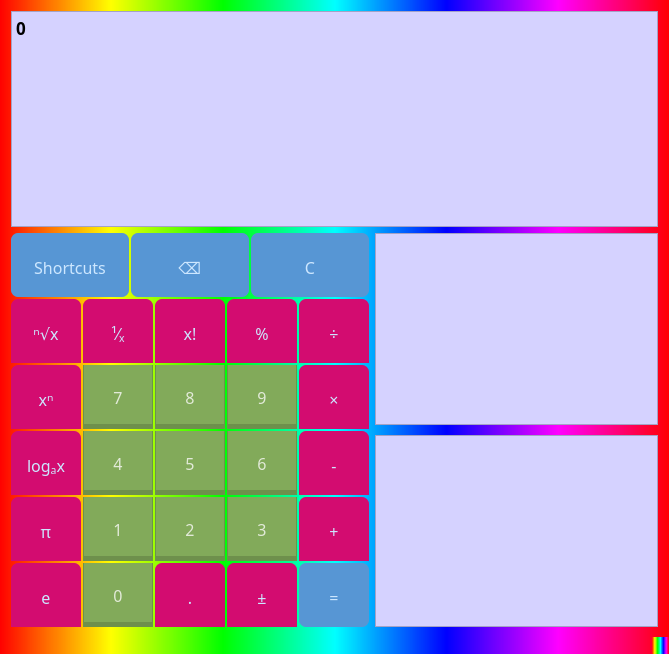
The window that main.ui (almax07082005/Calculator) describes before a commit, drawn with Qt 5.
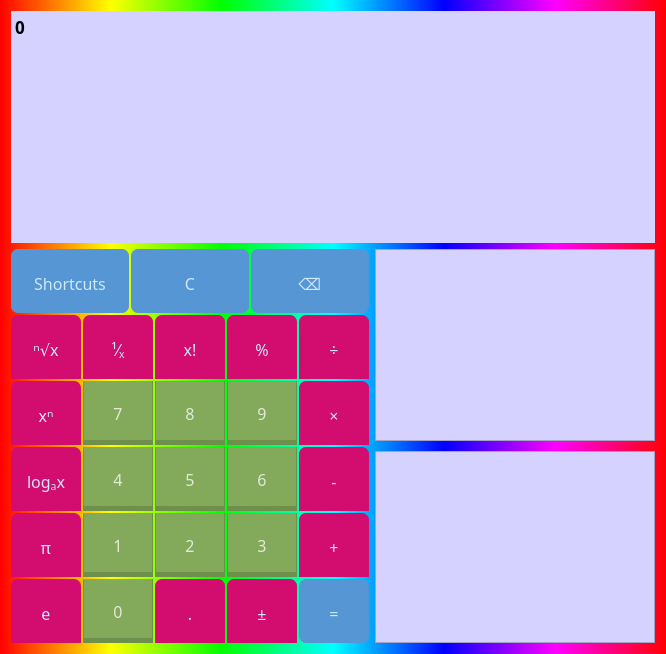
The same window after the commit.

What changed in the file:
```diff
--- a/main.ui
+++ b/main.ui
@@ -9,7 +9,7 @@
    <rect>
     <x>0</x>
     <y>0</y>
-    <width>669</width>
+    <width>666</width>
     <height>654</height>
    </rect>
   </property>
@@ -43,129 +43,9 @@
      <number>11</number>
     </property>
     <property name="bottomMargin">
-     <number>5</number>
+     <number>11</number>
     </property>
-    <item row="0" column="0" colspan="2">
-     <widget class="QTextBrowser" name="screen">
-      <property name="sizePolicy">
-       <sizepolicy hsizetype="Expanding" vsizetype="MinimumExpanding">
-        <horstretch>0</horstretch>
-        <verstretch>0</verstretch>
-       </sizepolicy>
-      </property>
-      <property name="minimumSize">
-       <size>
-        <width>0</width>
-        <height>0</height>
-       </size>
-      </property>
-      <property name="font">
-       <font>
-        <family>Cascadia Mono</family>
-        <pointsize>13</pointsize>
-        <weight>75</weight>
-        <bold>true</bold>
-       </font>
-      </property>
-      <property name="cursor" stdset="0">
-       <cursorShape>ArrowCursor</cursorShape>
-      </property>
-      <property name="layoutDirection">
-       <enum>Qt::LeftToRight</enum>
-      </property>
-      <property name="autoFillBackground">
-       <bool>false</bool>
-      </property>
-      <property name="styleSheet">
-       <string notr="true">background-color: rgb(213, 210, 255);</string>
-      </property>
-      <property name="sizeAdjustPolicy">
-       <enum>QAbstractScrollArea::AdjustIgnored</enum>
-      </property>
-      <property name="readOnly">
-       <bool>true</bool>
-      </property>
-      <property name="html">
-       <string>&lt;!DOCTYPE HTML PUBLIC &quot;-//W3C//DTD HTML 4.0//EN&quot; &quot;http://www.w3.org/TR/REC-html40/strict.dtd&quot;&gt;
-&lt;html&gt;&lt;head&gt;&lt;meta name=&quot;qrichtext&quot; content=&quot;1&quot; /&gt;&lt;style type=&quot;text/css&quot;&gt;
-p, li { white-space: pre-wrap; }
-&lt;/style&gt;&lt;/head&gt;&lt;body style=&quot; font-family:'Cascadia Mono'; font-size:13pt; font-weight:600; font-style:normal;&quot;&gt;
-&lt;p style=&quot; margin-top:0px; margin-bottom:0px; margin-left:0px; margin-right:0px; -qt-block-indent:0; text-indent:0px;&quot;&gt;0&lt;/p&gt;&lt;/body&gt;&lt;/html&gt;</string>
-      </property>
-      <property name="tabStopWidth">
-       <number>80</number>
-      </property>
-     </widget>
-    </item>
-    <item row="3" column="1">
-     <layout class="QVBoxLayout" name="Aditional">
-      <property name="spacing">
-       <number>10</number>
-      </property>
-      <item>
-       <widget class="QTextBrowser" name="second_screen">
-        <property name="sizePolicy">
-         <sizepolicy hsizetype="Expanding" vsizetype="Expanding">
-          <horstretch>0</horstretch>
-          <verstretch>0</verstretch>
-         </sizepolicy>
-        </property>
-        <property name="minimumSize">
-         <size>
-          <width>200</width>
-          <height>85</height>
-         </size>
-        </property>
-        <property name="font">
-         <font>
-          <family>Cascadia Mono</family>
-          <pointsize>10</pointsize>
-          <weight>75</weight>
-          <bold>true</bold>
-         </font>
-        </property>
-        <property name="cursor" stdset="0">
-         <cursorShape>ArrowCursor</cursorShape>
-        </property>
-        <property name="styleSheet">
-         <string notr="true">background-color: rgb(213, 210, 255);
-color: rgb(113, 113, 113);</string>
-        </property>
-       </widget>
-      </item>
-      <item>
-       <widget class="QTextBrowser" name="history">
-        <property name="sizePolicy">
-         <sizepolicy hsizetype="Expanding" vsizetype="Expanding">
-          <horstretch>0</horstretch>
-          <verstretch>0</verstretch>
-         </sizepolicy>
-        </property>
-        <property name="minimumSize">
-         <size>
-          <width>200</width>
-          <height>85</height>
-         </size>
-        </property>
-        <property name="font">
-         <font>
-          <family>Cascadia Mono</family>
-          <pointsize>11</pointsize>
-          <weight>75</weight>
-          <bold>true</bold>
-         </font>
-        </property>
-        <property name="cursor" stdset="0">
-         <cursorShape>ArrowCursor</cursorShape>
-        </property>
-        <property name="styleSheet">
-         <string notr="true">background-color: rgb(213, 210, 255);</string>
-        </property>
-       </widget>
-      </item>
-     </layout>
-    </item>
-    <item row="3" column="0">
+    <item row="1" column="0">
      <layout class="QVBoxLayout" name="Buttons">
       <property name="spacing">
        <number>2</number>
@@ -239,61 +119,6 @@
           </property>
          </widget>
         </item>
-        <item>
-         <widget class="QPushButton" name="button_pop">
-          <property name="sizePolicy">
-           <sizepolicy hsizetype="MinimumExpanding" vsizetype="MinimumExpanding">
-            <horstretch>0</horstretch>
-            <verstretch>0</verstretch>
-           </sizepolicy>
-          </property>
-          <property name="minimumSize">
-           <size>
-            <width>70</width>
-            <height>35</height>
-           </size>
-          </property>
-          <property name="maximumSize">
-           <size>
-            <width>16777215</width>
-            <height>16777215</height>
-           </size>
-          </property>
-          <property name="sizeIncrement">
-           <size>
-            <width>0</width>
-            <height>0</height>
-           </size>
-          </property>
-          <property name="font">
-           <font>
-            <family>Cascadia Mono</family>
-            <pointsize>12</pointsize>
-           </font>
-          </property>
-          <property name="styleSheet">
-           <string notr="true">QPushButton {
-	background-color: rgb(87, 150, 212);
-	border: none;
-	padding-top: 5px;
-	color: rgb(205, 231, 255);
-	border-radius: 7px;
-}
-QPushButton:hover {
-	background-color: rgb(95, 166, 232);
-}
-QPushButton:pressed {
-	background-color: rgb(82, 142, 199);
-}</string>
-          </property>
-          <property name="text">
-           <string>⌫</string>
-          </property>
-          <property name="shortcut">
-           <string>Backspace</string>
-          </property>
-         </widget>
-        </item>
         <item>
          <widget class="QPushButton" name="button_erase">
           <property name="sizePolicy">
@@ -349,6 +174,61 @@
           </property>
          </widget>
         </item>
+        <item>
+         <widget class="QPushButton" name="button_pop">
+          <property name="sizePolicy">
+           <sizepolicy hsizetype="MinimumExpanding" vsizetype="MinimumExpanding">
+            <horstretch>0</horstretch>
+            <verstretch>0</verstretch>
+           </sizepolicy>
+          </property>
+          <property name="minimumSize">
+           <size>
+            <width>70</width>
+            <height>35</height>
+           </size>
+          </property>
+          <property name="maximumSize">
+           <size>
+            <width>16777215</width>
+            <height>16777215</height>
+           </size>
+          </property>
+          <property name="sizeIncrement">
+           <size>
+            <width>0</width>
+            <height>0</height>
+           </size>
+          </property>
+          <property name="font">
+           <font>
+            <family>Cascadia Mono</family>
+            <pointsize>12</pointsize>
+           </font>
+          </property>
+          <property name="styleSheet">
+           <string notr="true">QPushButton {
+	background-color: rgb(87, 150, 212);
+	border: none;
+	padding-top: 5px;
+	color: rgb(205, 231, 255);
+	border-radius: 7px;
+}
+QPushButton:hover {
+	background-color: rgb(95, 166, 232);
+}
+QPushButton:pressed {
+	background-color: rgb(82, 142, 199);
+}</string>
+          </property>
+          <property name="text">
+           <string>⌫</string>
+          </property>
+          <property name="shortcut">
+           <string>Backspace</string>
+          </property>
+         </widget>
+        </item>
        </layout>
       </item>
       <item>
@@ -1891,19 +1771,153 @@
       </item>
      </layout>
     </item>
+    <item row="1" column="1">
+     <layout class="QVBoxLayout" name="Aditional">
+      <property name="spacing">
+       <number>10</number>
+      </property>
+      <item>
+       <widget class="QTextBrowser" name="second_screen">
+        <property name="sizePolicy">
+         <sizepolicy hsizetype="Expanding" vsizetype="Expanding">
+          <horstretch>0</horstretch>
+          <verstretch>0</verstretch>
+         </sizepolicy>
+        </property>
+        <property name="minimumSize">
+         <size>
+          <width>200</width>
+          <height>85</height>
+         </size>
+        </property>
+        <property name="font">
+         <font>
+          <family>Cascadia Mono</family>
+          <pointsize>10</pointsize>
+          <weight>75</weight>
+          <bold>true</bold>
+         </font>
+        </property>
+        <property name="cursor" stdset="0">
+         <cursorShape>ArrowCursor</cursorShape>
+        </property>
+        <property name="styleSheet">
+         <string notr="true">background-color: rgb(213, 210, 255);
+color: rgb(113, 113, 113);</string>
+        </property>
+       </widget>
+      </item>
+      <item>
+       <widget class="QTextBrowser" name="history">
+        <property name="sizePolicy">
+         <sizepolicy hsizetype="Expanding" vsizetype="Expanding">
+          <horstretch>0</horstretch>
+          <verstretch>0</verstretch>
+         </sizepolicy>
+        </property>
+        <property name="minimumSize">
+         <size>
+          <width>200</width>
+          <height>85</height>
+         </size>
+        </property>
+        <property name="font">
+         <font>
+          <family>Cascadia Mono</family>
+          <pointsize>11</pointsize>
+          <weight>75</weight>
+          <bold>true</bold>
+         </font>
+        </property>
+        <property name="cursor" stdset="0">
+         <cursorShape>ArrowCursor</cursorShape>
+        </property>
+        <property name="styleSheet">
+         <string notr="true">background-color: rgb(213, 210, 255);</string>
+        </property>
+       </widget>
+      </item>
+     </layout>
+    </item>
+    <item row="0" column="0" colspan="2">
+     <layout class="QVBoxLayout" name="verticalLayout">
+      <property name="spacing">
+       <number>0</number>
+      </property>
+      <item>
+       <widget class="QTextBrowser" name="screen">
+        <property name="sizePolicy">
+         <sizepolicy hsizetype="Expanding" vsizetype="MinimumExpanding">
+          <horstretch>0</horstretch>
+          <verstretch>0</verstretch>
+         </sizepolicy>
+        </property>
+        <property name="minimumSize">
+         <size>
+          <width>0</width>
+          <height>0</height>
+         </size>
+        </property>
+        <property name="font">
+         <font>
+          <family>Cascadia Mono</family>
+          <pointsize>13</pointsize>
+          <weight>75</weight>
+          <bold>true</bold>
+         </font>
+        </property>
+        <property name="cursor" stdset="0">
+         <cursorShape>ArrowCursor</cursorShape>
+        </property>
+        <property name="layoutDirection">
+         <enum>Qt::LeftToRight</enum>
+        </property>
+        <property name="autoFillBackground">
+         <bool>false</bool>
+        </property>
+        <property name="styleSheet">
+         <string notr="true">background-color: rgb(213, 210, 255);
+border-style: none;
+border-width: 0px;</string>
+        </property>
+        <property name="sizeAdjustPolicy">
+         <enum>QAbstractScrollArea::AdjustIgnored</enum>
+        </property>
+        <property name="readOnly">
+         <bool>true</bool>
+        </property>
+        <property name="html">
+         <string>&lt;!DOCTYPE HTML PUBLIC &quot;-//W3C//DTD HTML 4.0//EN&quot; &quot;http://www.w3.org/TR/REC-html40/strict.dtd&quot;&gt;
+&lt;html&gt;&lt;head&gt;&lt;meta name=&quot;qrichtext&quot; content=&quot;1&quot; /&gt;&lt;style type=&quot;text/css&quot;&gt;
+p, li { white-space: pre-wrap; }
+&lt;/style&gt;&lt;/head&gt;&lt;body style=&quot; font-family:'Cascadia Mono'; font-size:13pt; font-weight:600; font-style:normal;&quot;&gt;
+&lt;p style=&quot; margin-top:0px; margin-bottom:0px; margin-left:0px; margin-right:0px; -qt-block-indent:0; text-indent:0px;&quot;&gt;0&lt;/p&gt;&lt;/body&gt;&lt;/html&gt;</string>
+        </property>
+        <property name="tabStopWidth">
+         <number>80</number>
+        </property>
+       </widget>
+      </item>
+      <item>
+       <widget class="QLabel" name="errors">
+        <property name="font">
+         <font>
+          <family>Cascadia Mono</family>
+          <pointsize>9</pointsize>
+         </font>
+        </property>
+        <property name="styleSheet">
+         <string notr="true">background-color: rgb(213, 210, 255);</string>
+        </property>
+        <property name="text">
+         <string/>
+        </property>
+       </widget>
+      </item>
+     </layout>
+    </item>
    </layout>
   </widget>
-  <widget class="QStatusBar" name="statusBar">
-   <property name="font">
-    <font>
-     <family>Cascadia Mono</family>
-     <pointsize>9</pointsize>
-    </font>
-   </property>
-   <property name="styleSheet">
-    <string notr="true"/>
-   </property>
-  </widget>
   <action name="actionClear_history">
    <property name="text">
     <string>Clear history</string>
```
